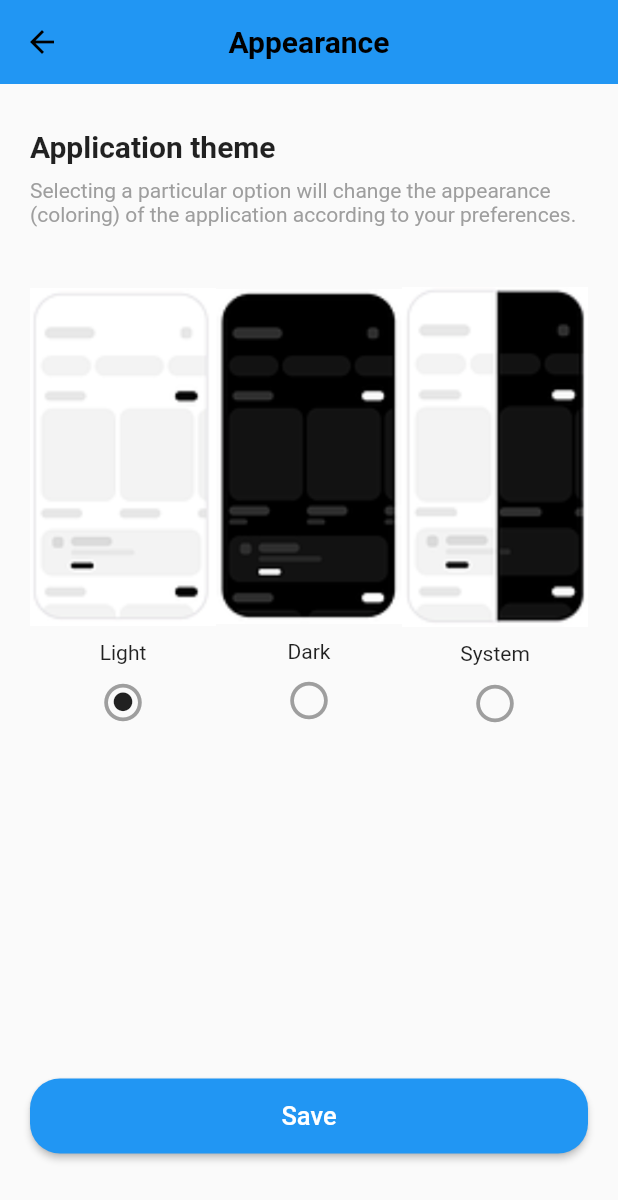
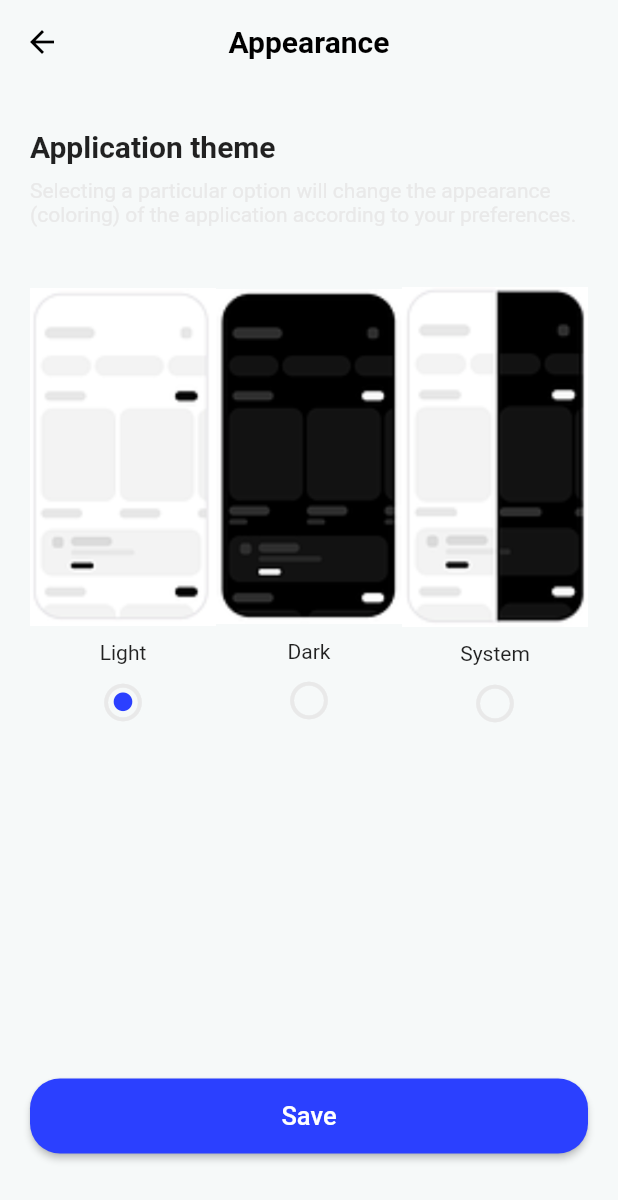
Before and after one commit to sealnext/DermoSkin, a Flutter app: the AppearancePage screen opened directly, on a phone screen of 412 x 824 dp. Shown: the top 1200 px of the screen. Run offline on Flutter 3.47's test engine with Material 2 defaults, Android fonts, the phone set to English and light mode, and no system bars; our stand-ins replace auto_route, cloud_firestore, firebase_auth, firebase_core, flutter_chat_types, flutter_svg and 3 more; missing offline and left inert: flutter_firebase_chat_core; accounts and stored records are empty.

```diff
--- a/lib/ui/pages/settings/appearance.dart
+++ b/lib/ui/pages/settings/appearance.dart
@@ -1,6 +1,5 @@
+import 'package:dermo/core/resources/color_manager.dart';
 import 'package:flutter/material.dart';
-
-import 'package:dermo/core/utility/constants.dart';
 
 class AppearancePage extends StatefulWidget {
   const AppearancePage({super.key});
@@ -35,13 +34,13 @@ class _AppearancePageState extends State<AppearancePage> {
               children: [
                 const Icon(
                   Icons.circle_outlined,
-                  color: Colors.grey,
+                  color: ThemeColors.grey,
                   size: 30,
                 ),
                 if (isSelected) // Afișează doar dacă este selectat
                   const Icon(
                     Icons.circle_rounded,
-                    color: AppColor.primary,
+                    color: ThemeColors.primary,
                     size: 15, // Aceasta este dimensiunea iconiței mici albastre
                   ),
               ],
@@ -55,20 +54,20 @@ class _AppearancePageState extends State<AppearancePage> {
   @override
   Widget build(BuildContext context) {
     return Scaffold(
-      backgroundColor: AppColor.backgroundPrimary,
+      backgroundColor: ThemeColors.backgroundPrimary,
       appBar: AppBar(
         elevation: 0.0,
-        backgroundColor: AppColor.backgroundPrimary,
+        backgroundColor: ThemeColors.backgroundPrimary,
         leading: IconButton(
           icon: const Icon(
             Icons.arrow_back,
-            color: Colors.black, // Setează culoarea iconiței aici
+            color: ThemeColors.black, // Setează culoarea iconiței aici
           ),
           onPressed: () => Navigator.of(context).pop(),
         ),
         title: const Text(
           "Appearance",
-          style: TextStyle(fontWeight: FontWeight.bold, color: Colors.black),
+          style: TextStyle(fontWeight: FontWeight.bold, color: ThemeColors.black),
         ),
         centerTitle: true,
       ),
@@ -98,7 +97,7 @@ class _AppearancePageState extends State<AppearancePage> {
             ),
             const Text(
               "Selecting a particular option will change the appearance (coloring) of the application according to your preferences.",
-              style: TextStyle(color: Colors.grey),
+              style: TextStyle(color: ThemeColors.grey),
             ),
             const SizedBox(
               height: 40,
@@ -126,8 +125,8 @@ class _AppearancePageState extends State<AppearancePage> {
               width: double.infinity, // Latimea maximă disponibilă
               child: ElevatedButton(
                 style: ElevatedButton.styleFrom(
-                  foregroundColor: Colors.white,
-                  backgroundColor: AppColor.primary, // Culoarea textului
+                  foregroundColor: ThemeColors.white,
+                  backgroundColor: ThemeColors.primary, // Culoarea textului
                   padding: const EdgeInsets.symmetric(
                       vertical: 15.0), // Mărește înălțimea butonului
                   shape: RoundedRectangleBorder(
--- a/lib/ui/shared_widgets/toggle_switch.dart
+++ b/lib/ui/shared_widgets/toggle_switch.dart
@@ -1,6 +1,5 @@
+import 'package:dermo/core/resources/color_manager.dart';
 import 'package:flutter/material.dart';
-
-import 'package:dermo/core/utility/constants.dart';
 
 class ToggleSwitch extends StatefulWidget {
   const ToggleSwitch({super.key});
@@ -17,7 +16,7 @@ class _ToggleSwitchState extends State<ToggleSwitch> {
     return Switch(
       // This bool value toggles the switch.
       value: light,
-      activeColor: AppColor.primary,
+      activeColor: ThemeColors.primary,
       onChanged: (bool value) {
         // This is called when the user toggles the switch.
         setState(() {
```
Also changed, not shown: lib/ui/pages/home/home.dart (+21 -20 lines), lib/ui/pages/settings/notification.dart (+5 -5 lines), lib/ui/pages/settings/profile.dart (+10 -10 lines), lib/ui/pages/settings/settings.dart (+4 -4 lines), lib/ui/shared_widgets/user_avatar_view_model.dart (added, +21 -0 lines), 1 other file.
